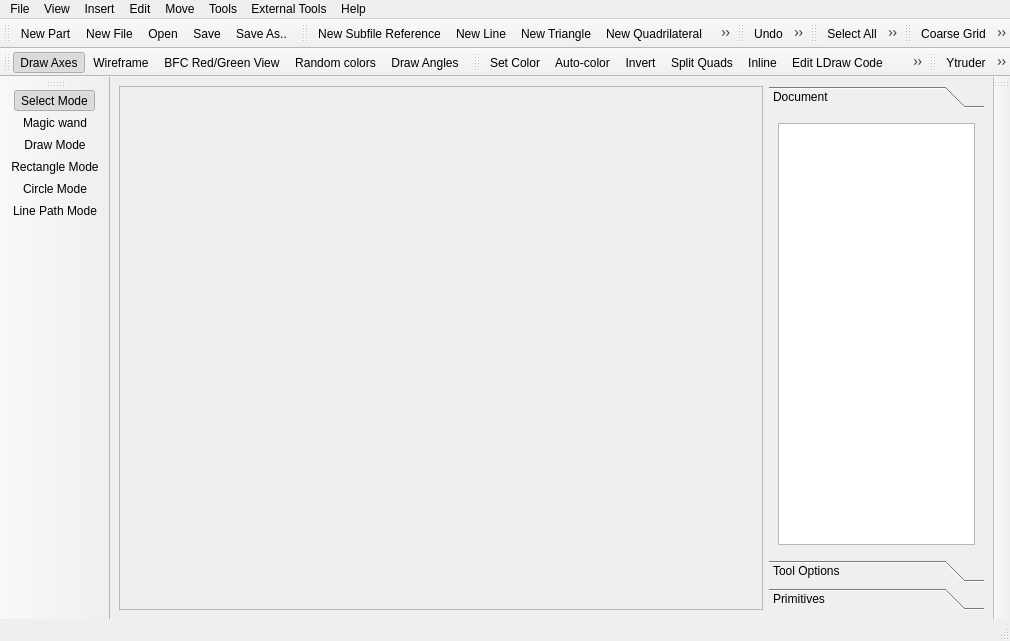
Before: the Qt Designer form ui/ldforge.ui in Symbian9/ldforge, drawn with Qt 5.
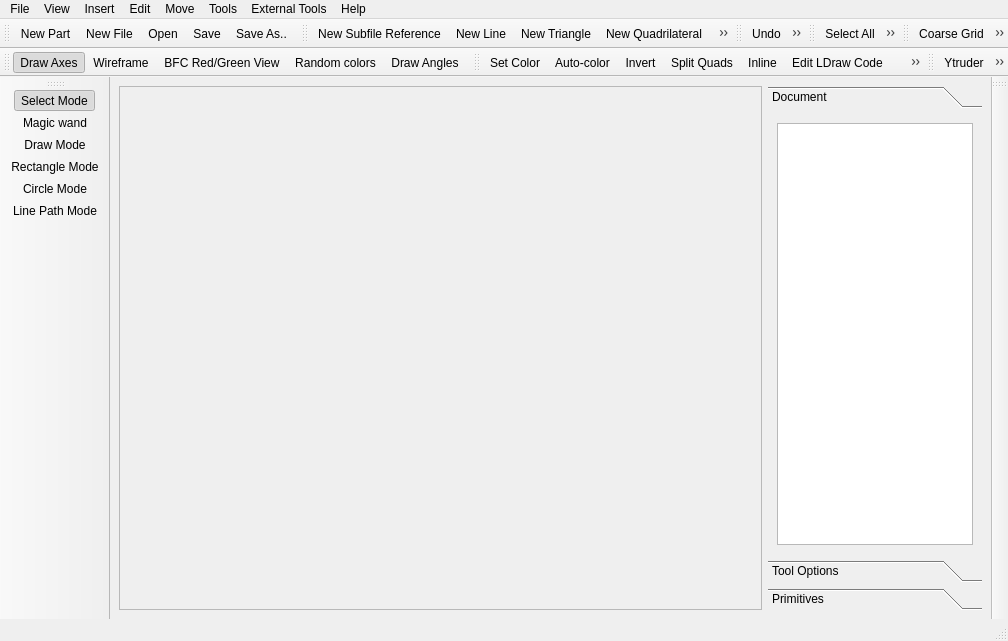
After: the same form once the commit is applied. Icons and pictures are not drawn.

Commit message: - removed the vertex object

Patch:
```diff
--- a/ui/ldforge.ui
+++ b/ui/ldforge.ui
@@ -6,7 +6,7 @@
    <rect>
     <x>0</x>
     <y>0</y>
-    <width>1010</width>
+    <width>1008</width>
     <height>641</height>
    </rect>
   </property>
@@ -47,8 +47,8 @@
           <rect>
            <x>0</x>
            <y>0</y>
-           <width>237</width>
-           <height>414</height>
+           <width>234</width>
+           <height>428</height>
           </rect>
          </property>
          <attribute name="label">
@@ -193,8 +193,8 @@
     <rect>
      <x>0</x>
      <y>0</y>
-     <width>1010</width>
-     <height>26</height>
+     <width>1008</width>
+     <height>21</height>
     </rect>
    </property>
    <widget class="QMenu" name="menuFile">
@@ -437,7 +437,6 @@
    <addaction name="actionNewCLine"/>
    <addaction name="actionNewComment"/>
    <addaction name="actionNewBFC"/>
-   <addaction name="actionNewVertex"/>
   </widget>
   <widget class="QToolBar" name="toolBarBasicTools">
    <property name="windowTitle">
@@ -517,7 +516,6 @@
    <addaction name="actionInline"/>
    <addaction name="actionEditRaw"/>
    <addaction name="actionBorders"/>
-   <addaction name="actionCornerVerts"/>
    <addaction name="actionReplaceCoords"/>
    <addaction name="actionRoundCoordinates"/>
    <addaction name="actionVisibilityHide"/>
@@ -843,15 +841,6 @@
     <string>New BFC Statement</string>
    </property>
   </action>
-  <action name="actionNewVertex">
-   <property name="icon">
-    <iconset resource="../ldforge.qrc">
-     <normaloff>:/icons/add-vertex.png</normaloff>:/icons/add-vertex.png</iconset>
-   </property>
-   <property name="text">
-    <string>New Vertex</string>
-   </property>
-  </action>
   <action name="actionUndo">
    <property name="icon">
     <iconset resource="../ldforge.qrc">
@@ -1145,18 +1134,6 @@
     <string>Add borders around given polygons.</string>
    </property>
   </action>
-  <action name="actionCornerVerts">
-   <property name="icon">
-    <iconset resource="../ldforge.qrc">
-     <normaloff>:/icons/corner-verts.png</normaloff>:/icons/corner-verts.png</iconset>
-   </property>
-   <property name="text">
-    <string>Make Corner Vertices</string>
-   </property>
-   <property name="statusTip">
-    <string>Adds vertex objects to the corners of the given polygons</string>
-   </property>
-  </action>
   <action name="actionRoundCoordinates">
    <property name="icon">
     <iconset resource="../ldforge.qrc">
```
Left out of the diff: 10 changed lines with no effect on the pictures. The commit also changes 15 other files.
